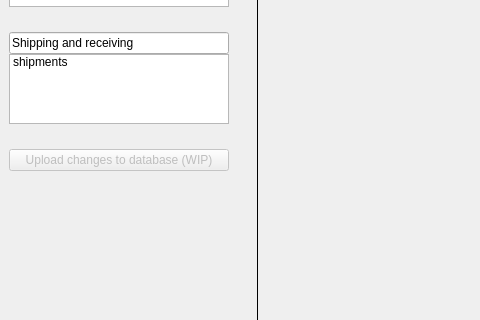
IncandelaLab/SharedUI, file main_ui/mainwindow.ui: the form before one commit; both pictures show x 0 to 480 and y 353 to 673 of the 1366 by 858 pixel window.
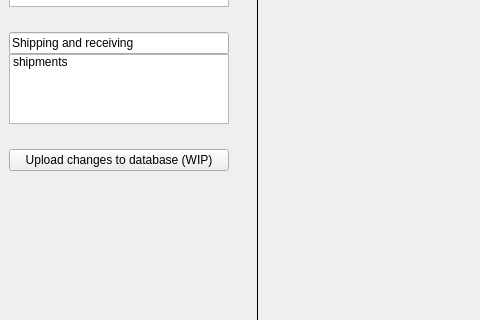
The form after the commit.

```diff
--- a/main_ui/mainwindow.ui
+++ b/main_ui/mainwindow.ui
@@ -190,7 +190,7 @@
         <item>
          <widget class="QPushButton" name="pbUpload">
           <property name="enabled">
-           <bool>false</bool>
+           <bool>true</bool>
           </property>
           <property name="text">
            <string>Upload changes to database (WIP)</string>
```
